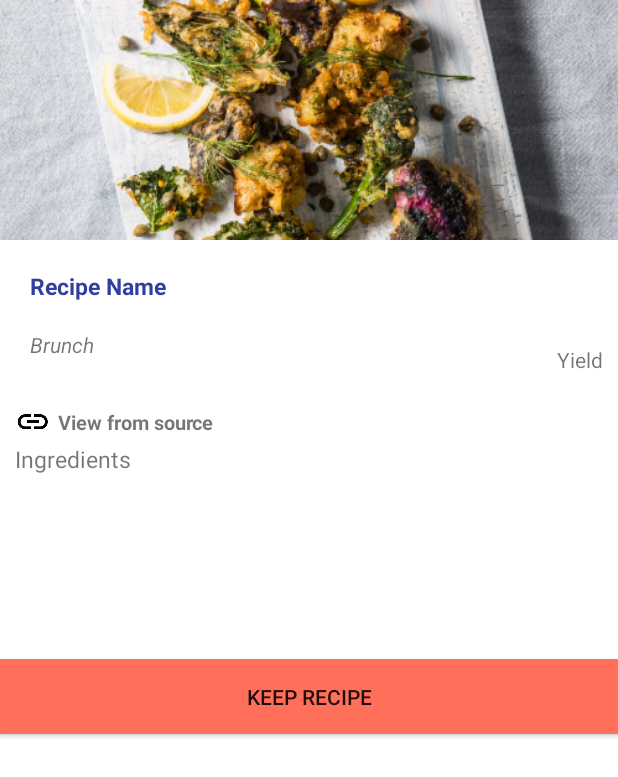
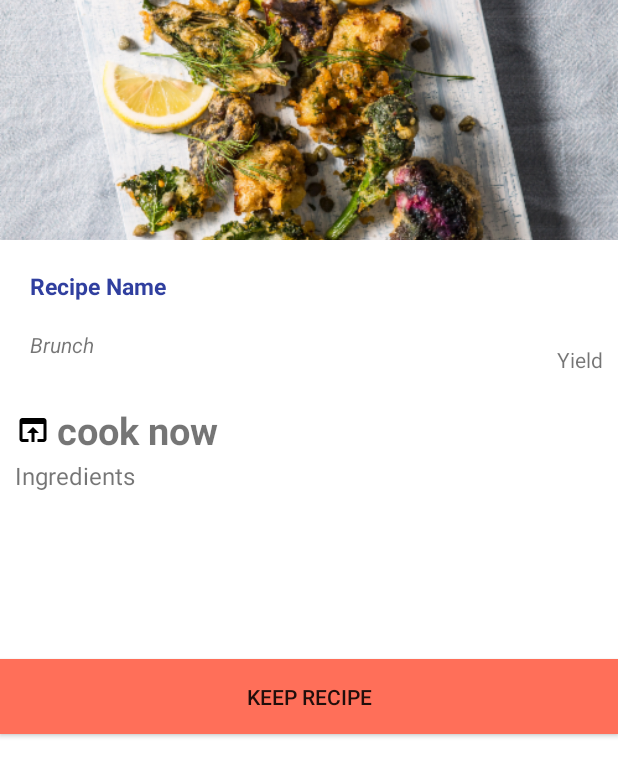
Before and after one commit to Yonkokilasi/Pika2.0, an Android app: the layout fragment_recipe_detail.xml on its own in the app's theme, with its tools: preview values and no code run, on a phone screen of 412 x 824 dp. Shown: the top 777 px of the screen. Run offline under Robolectric (Android 15) with nearby library versions, the phone set to English and light mode, and no system bars.

```diff
--- a/app/src/main/java/com/example/josephinemenge/pika/adapters/RecipeListAdapter.java
+++ b/app/src/main/java/com/example/josephinemenge/pika/adapters/RecipeListAdapter.java
@@ -31,6 +31,7 @@ import butterknife.ButterKnife;
 public class RecipeListAdapter extends RecyclerView.Adapter<RecipeListAdapter.RecipeViewHolder> {
 private ArrayList<Recipe>mRecipes = new ArrayList<>();
     private Context mContext;
+
 
     public RecipeListAdapter(Context context,ArrayList<Recipe> recipes) {
         mContext = context;
--- a/app/src/main/res/layout/fragment_recipe_detail.xml
+++ b/app/src/main/res/layout/fragment_recipe_detail.xml
@@ -70,11 +70,11 @@
                     android:layout_width="wrap_content"
                     android:layout_height="wrap_content"
                     android:layout_marginBottom="2dp"
-                    android:drawableLeft="@drawable/ic_link_black_24dp"
+                    android:drawableLeft="@drawable/ic_open_in_browser_black_24dp"
                     android:drawablePadding="4dp"
                     android:gravity="center"
-                    android:text="View from source"
-                    android:textSize="13sp"
+                    android:text="cook now"
+                    android:textSize="25sp"
                     android:textStyle="bold"
                     android:id="@+id/websiteLink"/>
 
@@ -84,7 +84,7 @@
                     android:layout_height="wrap_content"
                     android:layout_marginBottom="10dp"
                     android:text="Ingredients"
-                    android:textSize="15sp" />
+                    android:textSize="16sp" />
             </LinearLayout>
 
             <Button
```
Also changed, not shown: app/src/main/java/com/example/josephinemenge/pika/RecipeDetailFragment.java (+15 -5 lines), app/src/main/res/drawable-hdpi/ic_open_in_browser_black_24dp.png (added), app/src/main/res/drawable-mdpi/ic_open_in_browser_black_24dp.png (added), app/src/main/res/drawable-xhdpi/ic_open_in_browser_black_24dp.png (added), app/src/main/res/drawable-xxhdpi/ic_open_in_browser_black_24dp.png (added), app/src/main/res/drawable-xxxhdpi/ic_open_in_browser_black_24dp.png (added), app/src/main/res/values/styles.xml (line endings or trailing spaces).
